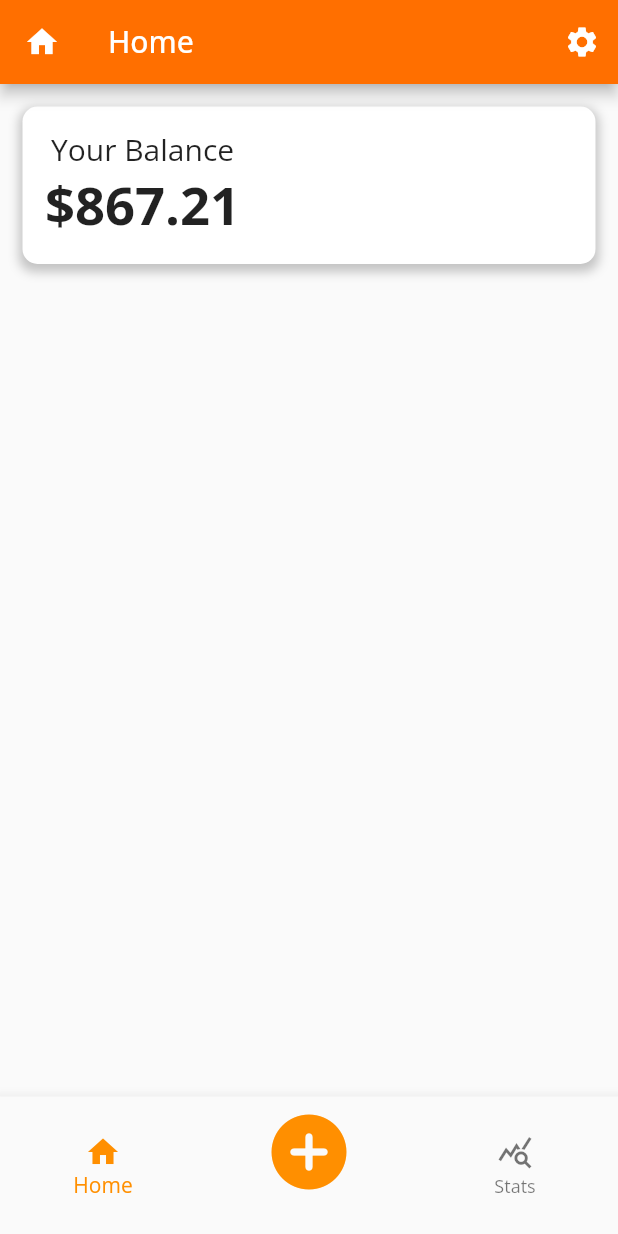
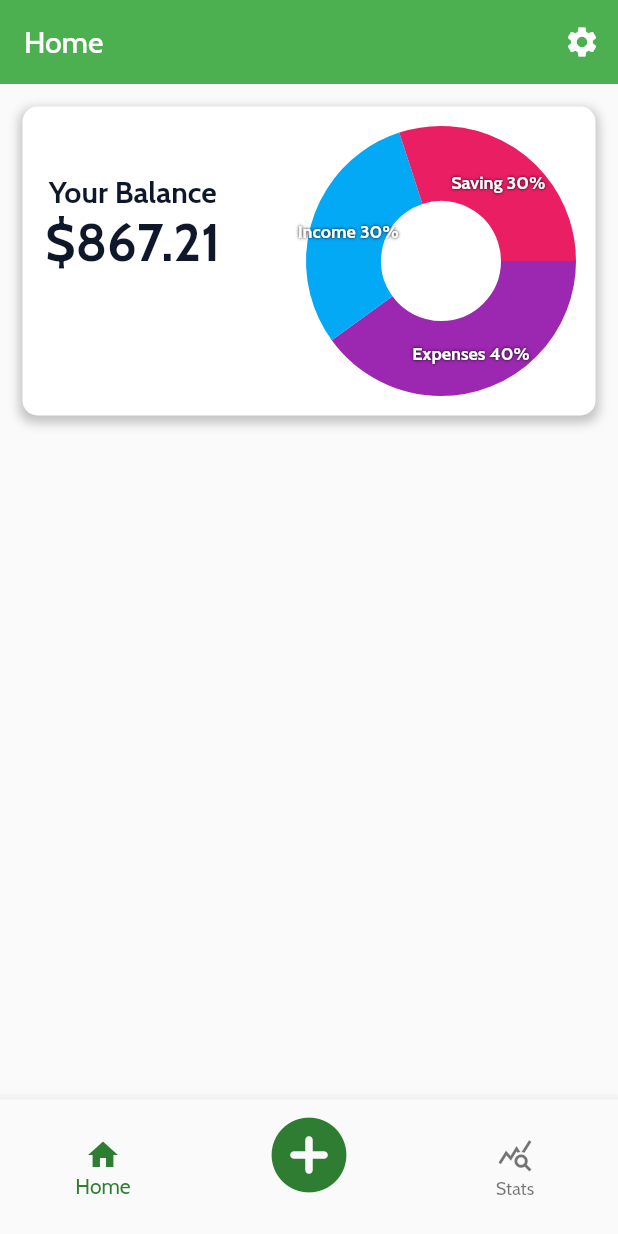
Before and after one commit to captainmio/expenses_management_app, a Flutter app: the screen it shows after launch, on a phone screen of 412 x 824 dp. Run offline on Flutter 3.47's test engine with Material 2 defaults, Android fonts, the phone set to English and light mode, and no system bars; drawn by our look-alikes of fl_chart; our stand-ins replace google_fonts.

Commit message:
add custom appBar + enhance design

```diff
--- a/lib/constants/theme_color.dart
+++ b/lib/constants/theme_color.dart
@@ -1,19 +1,5 @@
 import 'package:flutter/material.dart';
 
-MaterialColor customAmberColorSwatch = MaterialColor(
-  0xFFFF6F00, // Replace this with the hexadecimal value of your desired shade
-  <int, Color>{
-    50: Colors.amber[50]!,
-    100: Colors.amber[100]!,
-    200: Colors.amber[200]!,
-    300: Colors.amber[300]!,
-    400: Colors.amber[400]!,
-    500: Colors.amber[500]!,
-    600: Colors.amber[600]!,
-    700: Colors.amber[700]!,
-    800: Colors.amber[800]!, // Your desired shade
-    900: Colors.amber[900]!,
-  },
-);
+Color themeColor = Colors.green[800] as Color;
 
-Color themeColor = Colors.amber[800] as Color;
+Color fontColor = const Color(0xFF0F182B);
--- a/lib/main.dart
+++ b/lib/main.dart
@@ -30,8 +30,8 @@ class _MyAppState extends State<MyApp> {
       home: screens[providerPageModel.currentIndex],
       debugShowCheckedModeBanner: false,
       theme: ThemeData(
-        primarySwatch: customAmberColorSwatch,
-        fontFamily: GoogleFonts.openSans().fontFamily,
+        primarySwatch: Colors.green,
+        fontFamily: GoogleFonts.cabin().fontFamily,
       ),
     );
   }
--- /dev/null
+++ b/lib/models/widgets/pie_chart_model.dart
@@ -0,0 +1,9 @@
+import 'package:flutter/material.dart';
+
+class PieChartModel {
+  final String label;
+  final double value;
+  final Color color;
+  PieChartModel(
+      {required this.label, required this.value, required this.color});
+}
--- a/lib/screens/add_transaction.dart
+++ b/lib/screens/add_transaction.dart
@@ -1,3 +1,4 @@
+import 'package:expenses_management_app/widgets/app_bar.dart';
 import 'package:flutter/material.dart';
 
 import '../constants/page_lists.dart';
@@ -12,17 +13,8 @@ class AddTransactionScreen extends StatefulWidget {
 class _AddTransactionScreenState extends State<AddTransactionScreen> {
   @override
   Widget build(BuildContext context) {
-    return Scaffold(
-      appBar: AppBar(
-        title: const Text("Add Transaction"),
-        // leading: BackButton(
-        //   color: Colors.red,
-        //   onPressed: () => Navigator.pop(
-        //     context,
-        //     MaterialPageRoute(builder: (context) => screens[0]),
-        //   ),
-        // ),
-      ),
+    return const Scaffold(
+      appBar: CustomAppBar(title: "Add Transaction", center: true),
     );
   }
 }
--- a/lib/screens/budget.dart
+++ b/lib/screens/budget.dart
@@ -1,5 +1,6 @@
 import 'package:flutter/material.dart';
 
+import '../widgets/app_bar.dart';
 import '../widgets/bottom_navbar.dart';
 
 class BudgetScreen extends StatefulWidget {
@@ -13,6 +14,7 @@ class _BudgetScreenState extends State<BudgetScreen> {
   @override
   Widget build(BuildContext context) {
     return const Scaffold(
+      appBar: CustomAppBar(title: "Budget"),
       body: Text('Budget Screen'),
       bottomNavigationBar: BottomNavBar(),
     );
--- a/lib/screens/home.dart
+++ b/lib/screens/home.dart
@@ -1,4 +1,9 @@
+import 'package:expenses_management_app/models/widgets/pie_chart_model.dart';
+import 'package:expenses_management_app/widgets/app_bar.dart';
+import 'package:expenses_management_app/widgets/chart_piechart.dart';
 import 'package:flutter/material.dart';
+import 'package:google_fonts/google_fonts.dart';
+import '../constants/theme_color.dart';
 import '../widgets/bottom_navbar.dart';
 
 class HomeScreen extends StatelessWidget {
@@ -7,14 +12,36 @@ class HomeScreen extends StatelessWidget {
   @override
   Widget build(BuildContext context) {
     return Scaffold(
-      appBar: AppBar(
-        leading: const Icon(Icons.home),
-        title: const Text("Home"),
-        actions: [
+      appBar: CustomAppBar(title: "Home", actions: [
         IconButton(icon: const Icon(Icons.settings), onPressed: () {}),
-        ],
+      ]),
+      body: SingleChildScrollView(
+        child: bodyContent(),
       ),
-      body: Padding(
+      bottomNavigationBar: const BottomNavBar(),
+    );
+  }
+
+  Widget bodyContent() {
+    final List<PieChartModel> obj = [
+      PieChartModel(
+        value: 40,
+        label: "Expenses",
+        color: Colors.purple,
+      ),
+      PieChartModel(
+        value: 30,
+        label: "Income",
+        color: Colors.lightBlue,
+      ),
+      PieChartModel(
+        value: 30,
+        label: "Saving",
+        color: Colors.pink,
+      )
+    ];
+
+    return Padding(
       padding: const EdgeInsets.all(15),
       child: Column(
         children: [
@@ -30,27 +57,56 @@ class HomeScreen extends StatelessWidget {
                       offset: const Offset(0, 3))
                 ]),
             padding: const EdgeInsets.all(15),
-              child: const Row(
+            child: AspectRatio(
+              aspectRatio: 2,
+              child: Row(
+                children: [
+                  Expanded(
+                    child: Align(
+                      alignment: Alignment.centerLeft,
+                      child: Column(
                         children: <Widget>[
-                  Column(
-                    children: <Widget>[
+                          const SizedBox(
+                            height: 30,
+                          ),
                           Text(
                             "Your Balance",
-                        style: TextStyle(fontSize: 20),
+                            style: TextStyle(
+                                fontSize: 20,
+                                fontWeight: FontWeight.bold,
+                                color: fontColor),
                           ),
-                      Text("\$867.21",
+                          Text(
+                            "\$867.21",
                             style: TextStyle(
-                              fontSize: 35, fontWeight: FontWeight.bold))
-                    ],
+                                fontSize: 35,
+                                fontWeight: FontWeight.bold,
+                                color: fontColor),
                           ),
-                  SizedBox()
-                ],
-              ),
-            )
                         ],
                       ),
                     ),
-      bottomNavigationBar: const BottomNavBar(),
+                  ),
+                  Expanded(
+                    child: Align(
+                      alignment: Alignment.topCenter,
+                      child: AspectRatio(
+                        aspectRatio: 1,
+                        child: Padding(
+                          padding: const EdgeInsets.all(8.0),
+                          child: ChartPieChart(
+                            objects: obj,
+                          ),
+                        ),
+                      ),
+                    ),
+                  ),
+                ],
+              ),
+            ),
+          ),
+        ],
+      ),
     );
   }
 }
--- /dev/null
+++ b/lib/widgets/app_bar.dart
@@ -0,0 +1,26 @@
+import 'package:flutter/material.dart';
+
+class CustomAppBar extends StatelessWidget implements PreferredSizeWidget {
+  final String title;
+  final List<IconButton>? actions;
+  final bool center;
+  const CustomAppBar(
+      {super.key, required this.title, this.actions, this.center = false});
+
+  @override
+  Widget build(BuildContext context) {
+    return AppBar(
+      centerTitle: center,
+      title: Text(
+        title,
+        style: const TextStyle(fontSize: 20),
+      ),
+      elevation: 0,
+      actions: actions,
+    );
+  }
+
+  @override
+  // TODO: implement preferredSize
+  Size get preferredSize => const Size.fromHeight(kToolbarHeight);
+}
--- a/lib/widgets/bottom_navbar.dart
+++ b/lib/widgets/bottom_navbar.dart
@@ -5,14 +5,9 @@ import '../constants/page_lists.dart';
 import '../constants/theme_color.dart';
 import '../provider_models/provider_page_model.dart';
 
-class BottomNavBar extends StatefulWidget {
+class BottomNavBar extends StatelessWidget {
   const BottomNavBar({super.key});
 
-  @override
-  State<BottomNavBar> createState() => BottomNavBarState();
-}
-
-class BottomNavBarState extends State<BottomNavBar> {
   @override
   Widget build(BuildContext context) {
     final providerPageModel = Provider.of<ProviderPageModel>(context);
@@ -52,7 +47,7 @@ class BottomNavBarState extends State<BottomNavBar> {
           const BottomNavigationBarItem(
               icon: Icon(Icons.query_stats), label: 'Stats'),
         ],
-        selectedItemColor: Colors.amber[800],
+        selectedItemColor: themeColor,
         onTap: (index) => onItemTapped(index, context),
         currentIndex: providerPageModel.currentIndex,
       );
--- /dev/null
+++ b/lib/widgets/chart_piechart.dart
@@ -0,0 +1,69 @@
+import 'package:flutter/material.dart';
+import 'package:fl_chart/fl_chart.dart';
+
+import '../models/widgets/pie_chart_model.dart';
+
+class ChartPieChart extends StatefulWidget {
+  final List<PieChartModel> objects;
+  const ChartPieChart({super.key, required this.objects});
+  @override
+  State<ChartPieChart> createState() => _ChartPieChartState();
+}
+
+class _ChartPieChartState extends State<ChartPieChart> {
+  int touchedIndex = -1;
+  @override
+  Widget build(BuildContext context) {
+    return PieChart(
+      PieChartData(
+        sections: showingSections(),
+        pieTouchData: PieTouchData(
+          touchCallback: (FlTouchEvent event, pieTouchResponse) {
+            setState(() {
+              if (!event.isInterestedForInteractions ||
+                  pieTouchResponse == null ||
+                  pieTouchResponse.touchedSection == null) {
+                touchedIndex = -1;
+                return;
+              }
+              touchedIndex =
+                  pieTouchResponse.touchedSection!.touchedSectionIndex;
+            });
+          },
+        ),
+        borderData: FlBorderData(
+          show: false,
+        ),
+        sectionsSpace: 0,
+        centerSpaceRadius: 40,
+      ),
+    );
+  }
+
+  List<PieChartSectionData> showingSections() {
+    List obj = widget.objects;
+
+    return List.generate(
+      obj.length,
+      (i) {
+        final isTouched = i == touchedIndex;
+        final fontSize = isTouched ? 20.0 : 12.0;
+        final radius = isTouched ? 60.0 : 50.0;
+        const shadows = [Shadow(color: Colors.black, blurRadius: 2)];
+
+        return PieChartSectionData(
+          color: obj[i].color,
+          value: obj[i].value,
+          title: '${obj[i].label} ${(obj[i].value).round()}%',
+          radius: radius,
+          titleStyle: TextStyle(
+            fontSize: fontSize,
+            fontWeight: FontWeight.bold,
+            color: Colors.white,
+            shadows: shadows,
+          ),
+        );
+      },
+    );
+  }
+}
--- a/pubspec.yaml
+++ b/pubspec.yaml
@@ -38,6 +38,7 @@ dependencies:
   provider: ^6.0.5
   google_fonts: ^5.1.0
   path_provider: ^2.0.15
+  fl_chart: ^0.63.0
 
 dev_dependencies:
   flutter_test:
```
Also changed, not shown: pubspec.lock. Lines whose indentation alone changed are shown as unchanged.
